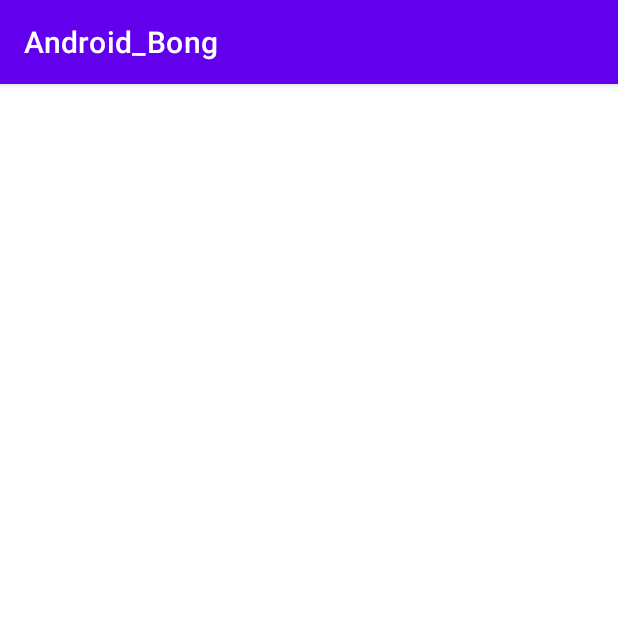
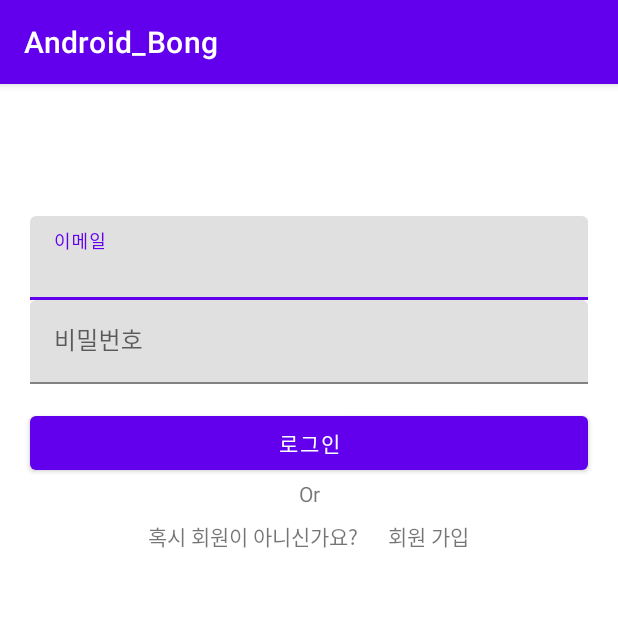
Before and after one commit to GrapeBongBong/Android, an Android app: the screen it shows after launch (LoginActivity), on a phone screen of 412 x 824 dp, the top half of it. Run offline under Robolectric (Android 15) with nearby library versions, the phone set to English and light mode, and no system bars.

Commit message:
Home과 Login 기본 셋팅

```diff
--- a/domain/build.gradle
+++ b/domain/build.gradle
@@ -1,6 +1,8 @@
 plugins {
     id 'com.android.library'
     id 'org.jetbrains.kotlin.android'
+    id 'kotlin-kapt'
+    id 'dagger.hilt.android.plugin'
 }
 
 android {
@@ -37,4 +39,8 @@ dependencies {
     testImplementation 'junit:junit:4.13.2'
     androidTestImplementation 'androidx.test.ext:junit:1.1.5'
     androidTestImplementation 'androidx.test.espresso:espresso-core:3.5.1'
+
+    // hilt
+    implementation "com.google.dagger:hilt-android:$hilt_version"
+    kapt "com.google.dagger:hilt-android-compiler:$hilt_version"
 }
--- a/presentation/src/main/AndroidManifest.xml
+++ b/presentation/src/main/AndroidManifest.xml
@@ -14,8 +14,11 @@
         android:theme="@style/Theme.Android_Bong"
         tools:targetApi="31">
         <activity
+            android:name=".HomeActivity"
+            android:exported="false" />
+        <activity
             android:name=".view.login.LoginActivity"
-            android:exported="true" >
+            android:exported="true">
             <intent-filter>
                 <action android:name="android.intent.action.MAIN" />
 
--- /dev/null
+++ b/presentation/src/main/java/com/example/android_bong/view/home/HomeViewModel.kt
@@ -0,0 +1,6 @@
+package com.example.android_bong.view.home
+
+import androidx.lifecycle.ViewModel
+
+class HomeViewModel : ViewModel() {
+}
--- a/presentation/src/main/java/com/example/android_bong/view/login/LoginActivity.kt
+++ b/presentation/src/main/java/com/example/android_bong/view/login/LoginActivity.kt
@@ -2,15 +2,22 @@ package com.example.android_bong.view.login
 
 import android.os.Bundle
 import android.view.LayoutInflater
+import androidx.activity.viewModels
+import androidx.core.view.WindowCompat
 import com.example.android_bong.common.ViewBindingActivity
 import com.example.android_bong.databinding.ActivityLoginBinding
 
 class LoginActivity : ViewBindingActivity<ActivityLoginBinding>() {
 
+    private val viewModel: LoginViewModel by viewModels()
+
     override val bindingInflater: (LayoutInflater) -> ActivityLoginBinding
         get() = ActivityLoginBinding::inflate
 
+
     override fun onCreate(savedInstanceState: Bundle?) {
         super.onCreate(savedInstanceState)
+
+        WindowCompat.setDecorFitsSystemWindows(window, true)
     }
 }
--- a/presentation/src/main/res/layout/activity_login.xml
+++ b/presentation/src/main/res/layout/activity_login.xml
@@ -1,9 +1,92 @@
 <?xml version="1.0" encoding="utf-8"?>
-<androidx.constraintlayout.widget.ConstraintLayout xmlns:android="http://schemas.android.com/apk/res/android"
-    xmlns:app="http://schemas.android.com/apk/res-auto"
+<RelativeLayout xmlns:android="http://schemas.android.com/apk/res/android"
     xmlns:tools="http://schemas.android.com/tools"
     android:layout_width="match_parent"
     android:layout_height="match_parent"
     tools:context=".view.login.LoginActivity">
 
-</androidx.constraintlayout.widget.ConstraintLayout>
+    <LinearLayout
+        android:id="@+id/signIn_layout1"
+        android:layout_width="match_parent"
+        android:layout_height="wrap_content"
+        android:layout_marginTop="88dp"
+        android:orientation="vertical"
+        tools:ignore="UselessParent">
+
+        <com.google.android.material.textfield.TextInputLayout
+            android:id="@+id/emailInputLayout"
+            android:layout_width="match_parent"
+            android:layout_height="wrap_content"
+            android:layout_marginLeft="20dp"
+            android:layout_marginRight="20dp">
+
+            <EditText
+                android:id="@+id/email"
+                android:layout_width="match_parent"
+                android:layout_height="wrap_content"
+                android:hint="@string/email"
+                android:inputType="textEmailAddress"
+                android:maxLines="1"
+                tools:ignore="Autofill,TextFields" />
+
+        </com.google.android.material.textfield.TextInputLayout>
+
+        <com.google.android.material.textfield.TextInputLayout
+            android:id="@+id/passwordInputLayout"
+            android:layout_width="match_parent"
+            android:layout_height="wrap_content"
+            android:layout_marginLeft="20dp"
+            android:layout_marginRight="20dp">
+
+            <EditText
+                android:id="@+id/password"
+                android:layout_width="match_parent"
+                android:layout_height="wrap_content"
+                android:hint="@string/password"
+                android:inputType="textPassword"
+                android:maxLines="1"
+                tools:ignore="Autofill,TextFields" />
+
+        </com.google.android.material.textfield.TextInputLayout>
+
+        <Button
+            android:id="@+id/signInButton"
+            android:layout_width="match_parent"
+            android:layout_height="48dp"
+            android:layout_marginLeft="20dp"
+            android:layout_marginTop="15dp"
+            android:layout_marginRight="20dp"
+            android:text="@string/login" />
+
+        <TextView
+            android:layout_width="match_parent"
+            android:layout_height="wrap_content"
+            android:gravity="center"
+            android:text="@string/or" />
+
+        <LinearLayout
+            android:id="@+id/signIn_layout2"
+            android:layout_width="match_parent"
+            android:layout_height="wrap_content"
+            android:layout_marginTop="8dp"
+            android:gravity="center"
+            android:orientation="horizontal"
+            tools:ignore="UselessParent">
+
+            <TextView
+                android:layout_width="wrap_content"
+                android:layout_height="wrap_content"
+                android:text="@string/signUpDescription" />
+
+            <TextView
+                android:id="@+id/signUpText"
+                android:layout_width="wrap_content"
+                android:layout_height="wrap_content"
+                android:layout_marginStart="20dp"
+                android:text="@string/signUp" />
+
+        </LinearLayout>
+
+    </LinearLayout>
+
+</RelativeLayout>
--- a/presentation/src/main/res/values/strings.xml
+++ b/presentation/src/main/res/values/strings.xml
@@ -1,3 +1,9 @@
 <resources>
     <string name="app_name">Android_Bong</string>
+    <string name="login">로그인</string>
+    <string name="password">비밀번호</string>
+    <string name="email">이메일</string>
+    <string name="signUpDescription">혹시 회원이 아니신가요?</string>
+    <string name="signUp">회원 가입</string>
+    <string name="or">Or</string>
 </resources>
```
Also changed, not shown: build.gradle (+18 -0 lines), data/build.gradle (+12 -0 lines), presentation/build.gradle (+16 -1 lines), presentation/src/main/java/com/example/android_bong/view/home/HomeActivity.kt (added, +19 -0 lines), presentation/src/main/java/com/example/android_bong/view/login/LoginUiState.kt (added, +30 -0 lines), presentation/src/main/java/com/example/android_bong/view/login/LoginViewModel.kt (added, +7 -0 lines), presentation/src/main/res/layout/activity_home.xml (added, +9 -0 lines).
